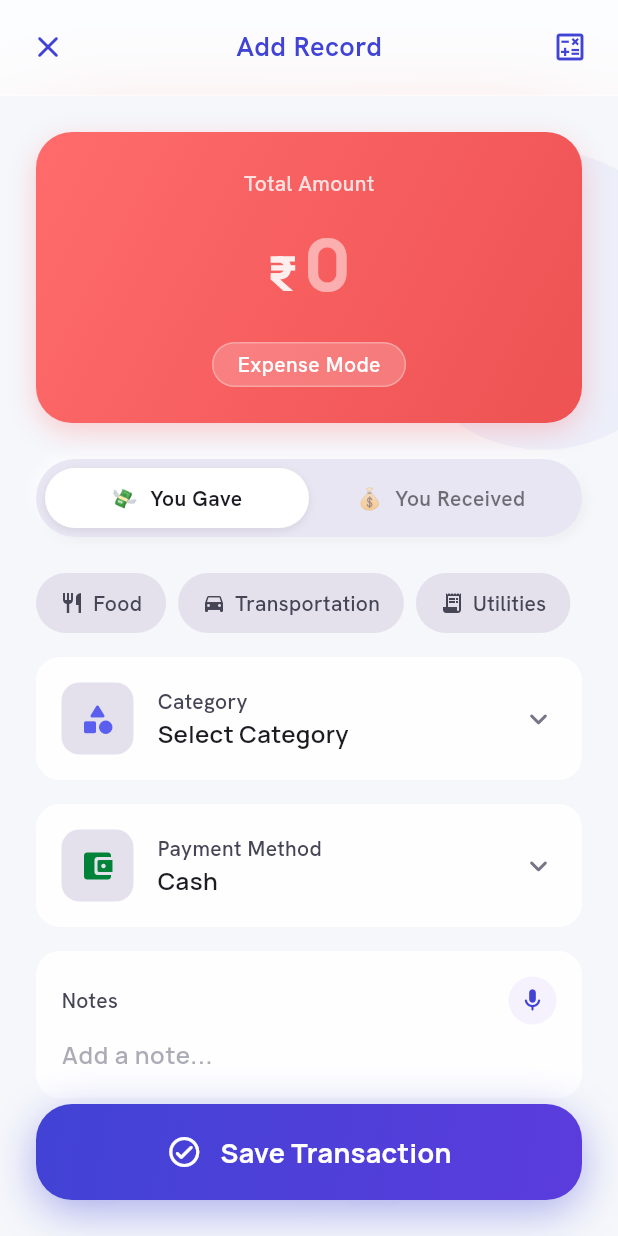
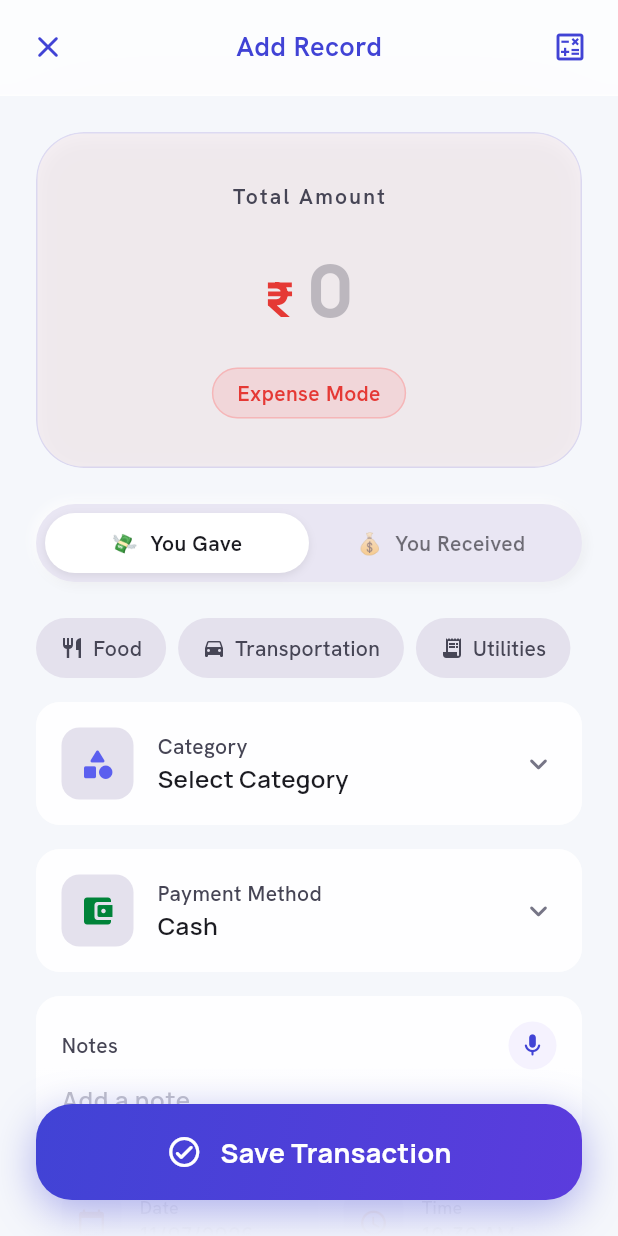
Before and after one commit to Z-oss-tech/Cashbook-UI, a Flutter app: the AddRecordScreen screen opened directly, on a phone screen of 412 x 824 dp. Run offline on Flutter 3.47's test engine with Material 3 defaults, Android fonts, the phone set to English and light mode, and no system bars; our stand-ins replace animate_do, csv, dio, file_picker, fl_chart, flutter_contacts and 14 more; accounts and stored records are empty; network calls fail.

Commit message:
feat: implement premium themes and UI components for dashboard and record management

```diff
--- a/lib/core/theme/premium_themes.dart
+++ b/lib/core/theme/premium_themes.dart
@@ -1,6 +1,54 @@
 import 'package:flutter/material.dart';
 
+class ThemeInfo {
+  final ThemeData themeData;
+  final Color primaryColor;
+  final LinearGradient gradient;
+
+  ThemeInfo({
+    required this.themeData,
+    required this.primaryColor,
+    required this.gradient,
+  });
+}
+
 class PremiumThemes {
+  static ThemeInfo getTheme(String themeName) {
+    switch (themeName) {
+      case 'Midnight Ocean':
+        return ThemeInfo(
+          themeData: midnightOcean,
+          primaryColor: const Color(0xFF00D2FF),
+          gradient: const LinearGradient(colors: [Color(0xFF0A192F), Color(0xFF112240)]),
+        );
+      case 'Sunset Glow':
+        return ThemeInfo(
+          themeData: sunsetGlow,
+          primaryColor: const Color(0xFFFF512F),
+          gradient: const LinearGradient(colors: [Color(0xFF1F0D24), Color(0xFF321538)]),
+        );
+      case 'Forest Emerald':
+        return ThemeInfo(
+          themeData: forestEmerald,
+          primaryColor: const Color(0xFF10B981),
+          gradient: const LinearGradient(colors: [Color(0xFF064E3B), Color(0xFF065F46)]),
+        );
+      case 'Cherry Blossom':
+        return ThemeInfo(
+          themeData: cherryBlossom,
+          primaryColor: const Color(0xFFF43F5E),
+          gradient: const LinearGradient(colors: [Color(0xFFFFF0F3), Colors.white]),
+        );
+      default:
+        // Default theme info
+        return ThemeInfo(
+          themeData: ThemeData.light(), // Fallback
+          primaryColor: const Color(0xFF4143D5),
+          gradient: const LinearGradient(colors: [Color(0xFF4143D5), Color(0xFF7459F7)]),
+        );
+    }
+  }
+
   // 1. Midnight Ocean
   static ThemeData get midnightOcean {
     const primary = Color(0xFF00D2FF);
--- /dev/null
+++ b/lib/core/widgets/glass_card.dart
@@ -0,0 +1,59 @@
+import 'dart:ui';
+import 'package:flutter/material.dart';
+
+class GlassCard extends StatelessWidget {
+  final Widget child;
+  final EdgeInsets padding;
+  final double borderRadius;
+  final bool showBorder;
+  final Color? backgroundColor;
+
+  const GlassCard({
+    super.key,
+    required this.child,
+    this.padding = const EdgeInsets.all(16.0),
+    this.borderRadius = 24.0,
+    this.showBorder = true,
+    this.backgroundColor,
+  });
+
+  @override
+  Widget build(BuildContext context) {
+    final isDark = Theme.of(context).brightness == Brightness.dark;
+
+    // Default translucent colors based on brightness
+    final defaultBg = isDark
+        ? Colors.white.withValues(alpha: 0.05)
+        : Colors.white.withValues(alpha: 0.85);
+
+    final borderColor = isDark
+        ? Colors.white.withValues(alpha: 0.1)
+        : Theme.of(context).primaryColor.withValues(alpha: 0.15);
+
+    return ClipRRect(
+      borderRadius: BorderRadius.circular(borderRadius),
+      child: BackdropFilter(
+        filter: ImageFilter.blur(sigmaX: 16, sigmaY: 16),
+        child: Container(
+          padding: padding,
+          decoration: BoxDecoration(
+            color: backgroundColor ?? defaultBg,
+            borderRadius: BorderRadius.circular(borderRadius),
+            border: showBorder
+                ? Border.all(color: borderColor, width: 1.0)
+                : null,
+            boxShadow: [
+              if (!isDark)
+                BoxShadow(
+                  color: Colors.black.withValues(alpha: 0.03),
+                  blurRadius: 10,
+                  offset: const Offset(0, 4),
+                )
+            ],
+          ),
+          child: child,
+        ),
+      ),
+    );
+  }
+}
--- /dev/null
+++ b/lib/core/widgets/theme_background_wrapper.dart
@@ -0,0 +1,82 @@
+import 'dart:ui';
+import 'package:flutter/material.dart';
+import 'package:provider/provider.dart';
+import '../../providers/settings_provider.dart';
+import '../theme/premium_themes.dart';
+
+class ThemeBackgroundWrapper extends StatelessWidget {
+  final Widget child;
+
+  const ThemeBackgroundWrapper({super.key, required this.child});
+
+  @override
+  Widget build(BuildContext context) {
+    return Consumer<SettingsProvider>(
+      builder: (context, settings, _) {
+        final themeName = settings.appTheme;
+        final premiumTheme = PremiumThemes.getTheme(themeName);
+
+        return Stack(
+          children: [
+            // Base background
+            Container(color: Theme.of(context).scaffoldBackgroundColor),
+
+            // Custom Theme Background Accents
+            if (themeName == 'Cherry Blossom') ...[
+              Positioned(
+                top: -50,
+                right: -50,
+                child: ImageFiltered(
+                  imageFilter: ImageFilter.blur(sigmaX: 80, sigmaY: 80),
+                  child: Container(
+                    width: 300,
+                    height: 300,
+                    decoration: BoxDecoration(
+                      shape: BoxShape.circle,
+                      color: const Color(0xFFF43F5E).withValues(alpha: 0.15),
+                    ),
+                  ),
+                ),
+              ),
+              Positioned(
+                bottom: -50,
+                left: -50,
+                child: ImageFiltered(
+                  imageFilter: ImageFilter.blur(sigmaX: 80, sigmaY: 80),
+                  child: Container(
+                    width: 250,
+                    height: 250,
+                    decoration: BoxDecoration(
+                      shape: BoxShape.circle,
+                      color: const Color(0xFFFFB2B9).withValues(alpha: 0.2),
+                    ),
+                  ),
+                ),
+              ),
+            ] else if (themeName != 'Default') ...[
+               // Generic glowing orbs based on primary color
+               Positioned(
+                top: -100,
+                right: -50,
+                child: ImageFiltered(
+                  imageFilter: ImageFilter.blur(sigmaX: 100, sigmaY: 100),
+                  child: Container(
+                    width: 350,
+                    height: 350,
+                    decoration: BoxDecoration(
+                      shape: BoxShape.circle,
+                      color: premiumTheme.primaryColor.withValues(alpha: 0.2),
+                    ),
+                  ),
+                ),
+              ),
+            ],
+
+            // The actual content
+            child,
+          ],
+        );
+      },
+    );
+  }
+}
--- a/lib/screens/records/add_record_screen.dart
+++ b/lib/screens/records/add_record_screen.dart
@@ -1,5 +1,5 @@
 // ignore_for_file: unused_field
-import 'dart:ui';
+import'dart:ui';
 import 'package:cashbook/l10n/generated/app_localizations.dart';
 import 'package:flutter/material.dart';
 import 'package:flutter/services.dart';
@@ -13,6 +13,8 @@ import '../../models/transaction_model.dart';
 import '../../core/utils/animation_helper.dart';
 import '../../core/utils/toast_helper.dart';
 import '../../widgets/calculator_dialog.dart';
+import '../../core/widgets/theme_background_wrapper.dart';
+import '../../core/widgets/glass_card.dart';
 
 class AddRecordScreen extends StatefulWidget {
   final String cashbookName;
@@ -488,67 +490,34 @@ class _AddRecordScreenState extends State<AddRecordScreen> {
           ),
         ),
       ),
-      body: Stack(
+      body: ThemeBackgroundWrapper(
+        child: Stack(
           children: [
-          // Background accents
-          Positioned(
-            top: 100,
-            right: -50,
-            child: Container(
-              width: 200,
-              height: 200,
-              decoration: BoxDecoration(
-                shape: BoxShape.circle,
-                color: const Color(
-                  0xFF4143D5,
-                ).withValues(alpha: isDark ? 0.1 : 0.05),
-              ),
-            ).animateBlur(),
-          ),
-
             SafeArea(
               bottom: false,
               child: ListView(
             padding: const EdgeInsets.fromLTRB(24, 24, 24, 120),
             children: [
                 // Amount Hero Section
-                Container(
+                GlassCard(
                   padding: const EdgeInsets.symmetric(
                     horizontal: 24,
-                    vertical: 24,
+                    vertical: 32,
                   ),
-                  decoration: BoxDecoration(
-                    borderRadius: BorderRadius.circular(24),
-                    gradient: LinearGradient(
-                      colors: isGiven
-                          ? [const Color(0xFFFF6B6B), const Color(0xFFEE5253)]
-                          : [const Color(0xFF34D399), const Color(0xFF059669)],
-                      begin: Alignment.topLeft,
-                      end: Alignment.bottomRight,
-                    ),
-                    boxShadow: [
-                      BoxShadow(
-                        color:
-                            (isGiven
-                                    ? const Color(0xFFFF6B6B)
-                                    : const Color(0xFF059669))
-                                .withValues(alpha: 0.3),
-                        blurRadius: 16,
-                        offset: const Offset(0, 6),
-                      ),
-                    ],
-                  ),
+                  borderRadius: 32,
+                  backgroundColor: (isGiven ? const Color(0xFFFF6B6B) : const Color(0xFF34D399)).withValues(alpha: isDark ? 0.1 : 0.05),
                   child: Column(
                     children: [
                       Text(
                         "Total Amount",
                         style: GoogleFonts.hankenGrotesk(
-                          color: Colors.white.withValues(alpha: 0.8),
+                          color: textMuted,
                           fontSize: 14,
-                          fontWeight: FontWeight.w500,
+                          fontWeight: FontWeight.w600,
+                          letterSpacing: 1.5,
                         ),
                       ),
-                      const SizedBox(height: 8),
+                      const SizedBox(height: 16),
                       Row(
                         mainAxisAlignment: MainAxisAlignment.center,
                         crossAxisAlignment: CrossAxisAlignment.baseline,
@@ -557,12 +526,12 @@ class _AddRecordScreenState extends State<AddRecordScreen> {
                           Text(
                             "₹",
                             style: GoogleFonts.manrope(
-                              color: Colors.white.withValues(alpha: 0.9),
+                              color: isGiven ? const Color(0xFFE53935) : const Color(0xFF008339),
                               fontSize: 32,
                               fontWeight: FontWeight.w800,
                             ),
                           ),
-                          const SizedBox(width: 4),
+                          const SizedBox(width: 8),
                           IntrinsicWidth(
                             child: TextField(
                               controller: amountController,
@@ -578,7 +547,7 @@ class _AddRecordScreenState extends State<AddRecordScreen> {
                               ],
                               textAlign: TextAlign.center,
                               style: GoogleFonts.manrope(
-                                color: Colors.white,
+                                color: textColor,
                                 fontSize: 48,
                                 fontWeight: FontWeight.w800,
                                 letterSpacing: -1,
@@ -589,7 +558,7 @@ class _AddRecordScreenState extends State<AddRecordScreen> {
                                 contentPadding: EdgeInsets.zero,
                                 hintText: "0",
                                 hintStyle: GoogleFonts.manrope(
-                                  color: Colors.white.withValues(alpha: 0.5),
+                                  color: textMuted.withValues(alpha: 0.3),
                                   fontSize: 48,
                                   fontWeight: FontWeight.w800,
                                 ),
@@ -602,21 +571,21 @@ class _AddRecordScreenState extends State<AddRecordScreen> {
                       Container(
                         padding: const EdgeInsets.symmetric(
                           horizontal: 16,
-                          vertical: 4,
+                          vertical: 6,
                         ),
                         decoration: BoxDecoration(
-                          color: Colors.white.withValues(alpha: 0.2),
+                          color: (isGiven ? const Color(0xFFFF6B6B) : const Color(0xFF34D399)).withValues(alpha: 0.15),
                           borderRadius: BorderRadius.circular(20),
                           border: Border.all(
-                            color: Colors.white.withValues(alpha: 0.3),
+                            color: (isGiven ? const Color(0xFFFF6B6B) : const Color(0xFF34D399)).withValues(alpha: 0.3),
                           ),
                         ),
                         child: Text(
                           isGiven ? "Expense Mode" : "Income Mode",
                           style: GoogleFonts.hankenGrotesk(
-                            color: Colors.white,
+                            color: isGiven ? const Color(0xFFE53935) : const Color(0xFF008339),
                             fontSize: 14,
-                            fontWeight: FontWeight.w500,
+                            fontWeight: FontWeight.w600,
                           ),
                         ),
                       ),
@@ -1242,7 +1211,8 @@ class _AddRecordScreenState extends State<AddRecordScreen> {
             ),
           ),
           ),
-        ],
+        ]
+      ),
     ),
   );
 }
```
Also changed, not shown: lib/screens/dashboard/dashboard_screen.dart (+63 -67 lines). Lines whose indentation alone changed are shown as unchanged.
